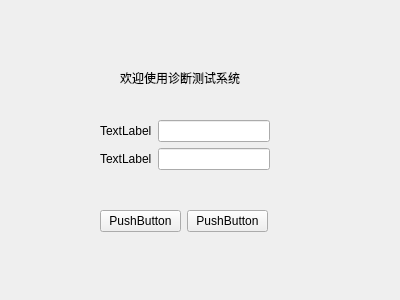
This is lab3a/loginview.ui in SandraChen888/Sandra_QTCourse as Qt 5 draws it before an edit. The edited form follows.
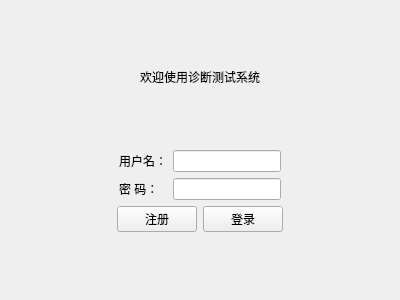
This is the edited form.

```diff
--- a/lab3a/loginview.ui
+++ b/lab3a/loginview.ui
@@ -13,33 +13,64 @@
   <property name="windowTitle">
    <string>登录</string>
   </property>
+  <layout class="QVBoxLayout" name="verticalLayout">
+   <item>
+    <spacer name="verticalSpacer">
+     <property name="orientation">
+      <enum>Qt::Vertical</enum>
+     </property>
+     <property name="sizeHint" stdset="0">
+      <size>
+       <width>20</width>
+       <height>51</height>
+      </size>
+     </property>
+    </spacer>
+   </item>
+   <item>
   <widget class="QLabel" name="label">
-   <property name="geometry">
-    <rect>
-     <x>120</x>
-     <y>70</y>
-     <width>121</width>
-     <height>16</height>
-    </rect>
-   </property>
    <property name="text">
     <string>欢迎使用诊断测试系统</string>
    </property>
-  </widget>
-  <widget class="QWidget" name="">
-   <property name="geometry">
-    <rect>
-     <x>100</x>
-     <y>120</y>
-     <width>170</width>
-     <height>52</height>
-    </rect>
-   </property>
+     <property name="alignment">
+      <set>Qt::AlignCenter</set>
+     </property>
+    </widget>
+   </item>
+   <item>
+    <spacer name="verticalSpacer_2">
+     <property name="orientation">
+      <enum>Qt::Vertical</enum>
+     </property>
+     <property name="sizeHint" stdset="0">
+      <size>
+       <width>20</width>
+       <height>51</height>
+      </size>
+     </property>
+    </spacer>
+   </item>
+   <item>
+    <layout class="QHBoxLayout" name="horizontalLayout_2">
+     <item>
+      <spacer name="horizontalSpacer">
+       <property name="orientation">
+        <enum>Qt::Horizontal</enum>
+       </property>
+       <property name="sizeHint" stdset="0">
+        <size>
+         <width>40</width>
+         <height>20</height>
+        </size>
+       </property>
+      </spacer>
+     </item>
+     <item>
    <layout class="QFormLayout" name="formLayout">
     <item row="0" column="0">
      <widget class="QLabel" name="label_2">
       <property name="text">
-       <string>TextLabel</string>
+          <string>用户名：</string>
       </property>
      </widget>
     </item>
@@ -49,41 +80,92 @@
     <item row="1" column="0">
      <widget class="QLabel" name="label_3">
       <property name="text">
-       <string>TextLabel</string>
+          <string>密 码：</string>
       </property>
      </widget>
     </item>
     <item row="1" column="1">
-     <widget class="QLineEdit" name="lineEdit_2"/>
-    </item>
-   </layout>
-  </widget>
-  <widget class="QWidget" name="">
-   <property name="geometry">
-    <rect>
-     <x>100</x>
-     <y>210</y>
-     <width>168</width>
-     <height>22</height>
-    </rect>
-   </property>
+        <widget class="QLineEdit" name="inputUserPassword"/>
+       </item>
+      </layout>
+     </item>
+     <item>
+      <spacer name="horizontalSpacer_2">
+       <property name="orientation">
+        <enum>Qt::Horizontal</enum>
+       </property>
+       <property name="sizeHint" stdset="0">
+        <size>
+         <width>40</width>
+         <height>20</height>
+        </size>
+       </property>
+      </spacer>
+     </item>
+    </layout>
+   </item>
+   <item>
+    <layout class="QHBoxLayout" name="horizontalLayout_3">
+     <item>
+      <spacer name="horizontalSpacer_3">
+       <property name="orientation">
+        <enum>Qt::Horizontal</enum>
+       </property>
+       <property name="sizeHint" stdset="0">
+        <size>
+         <width>40</width>
+         <height>20</height>
+        </size>
+       </property>
+      </spacer>
+     </item>
+     <item>
    <layout class="QHBoxLayout" name="horizontalLayout">
     <item>
      <widget class="QPushButton" name="pushButton">
       <property name="text">
-       <string>PushButton</string>
+          <string>注册</string>
       </property>
      </widget>
     </item>
     <item>
      <widget class="QPushButton" name="pushButton_2">
       <property name="text">
-       <string>PushButton</string>
+          <string>登录</string>
       </property>
      </widget>
     </item>
    </layout>
-  </widget>
+     </item>
+     <item>
+      <spacer name="horizontalSpacer_4">
+       <property name="orientation">
+        <enum>Qt::Horizontal</enum>
+       </property>
+       <property name="sizeHint" stdset="0">
+        <size>
+         <width>40</width>
+         <height>20</height>
+        </size>
+       </property>
+      </spacer>
+     </item>
+    </layout>
+   </item>
+   <item>
+    <spacer name="verticalSpacer_3">
+     <property name="orientation">
+      <enum>Qt::Vertical</enum>
+     </property>
+     <property name="sizeHint" stdset="0">
+      <size>
+       <width>20</width>
+       <height>51</height>
+      </size>
+     </property>
+    </spacer>
+   </item>
+  </layout>
  </widget>
  <resources/>
  <connections/>
```
Left out of the diff: 6 changed lines with no effect on the pictures. Lines whose indentation alone changed are shown as unchanged.
